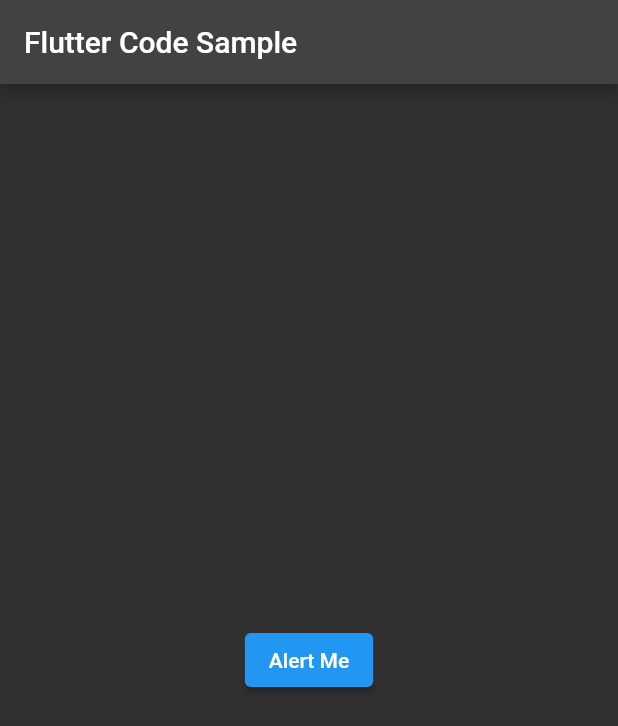
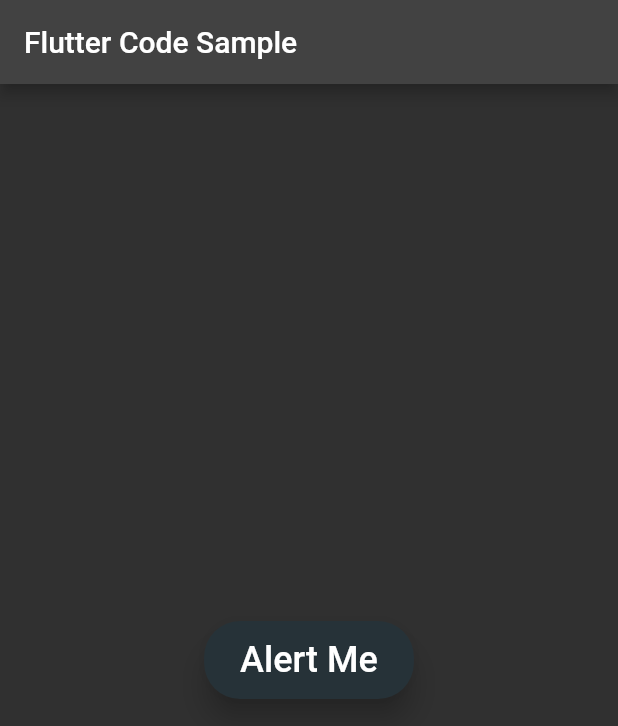
Before and after one commit to gtchakama/flutter_road, a Flutter app: the screen it shows after launch, on a phone screen of 412 x 824 dp. Shown: the top 726 px of the screen. Run offline on Flutter 3.47's test engine with Material 2 defaults, Android fonts, the phone set to English and light mode, and no system bars.

```diff
--- a/lib/main.dart
+++ b/lib/main.dart
@@ -27,7 +27,15 @@
   Widget build(BuildContext context) {
     return Center(
       child: ElevatedButton(
-        child: const Text('Alert Me'),
+        style: ElevatedButton.styleFrom(
+          primary: Colors.blueGrey[900], // Background color
+          onPrimary: Colors.white, // Text color
+          padding: const EdgeInsets.symmetric(
+              horizontal: 24, vertical: 12), // Button padding
+          shape: RoundedRectangleBorder(
+              borderRadius: BorderRadius.circular(24)), // Button border radius
+          elevation: 8, // Button shadow
+        ),
         onPressed: () {
           showDialog(
               context: context,
@@ -43,6 +51,7 @@
                     ],
                   ));
         },
+        child: const Text('Alert Me', style: TextStyle(fontSize: 24)),
       ),
     );
   }
```
